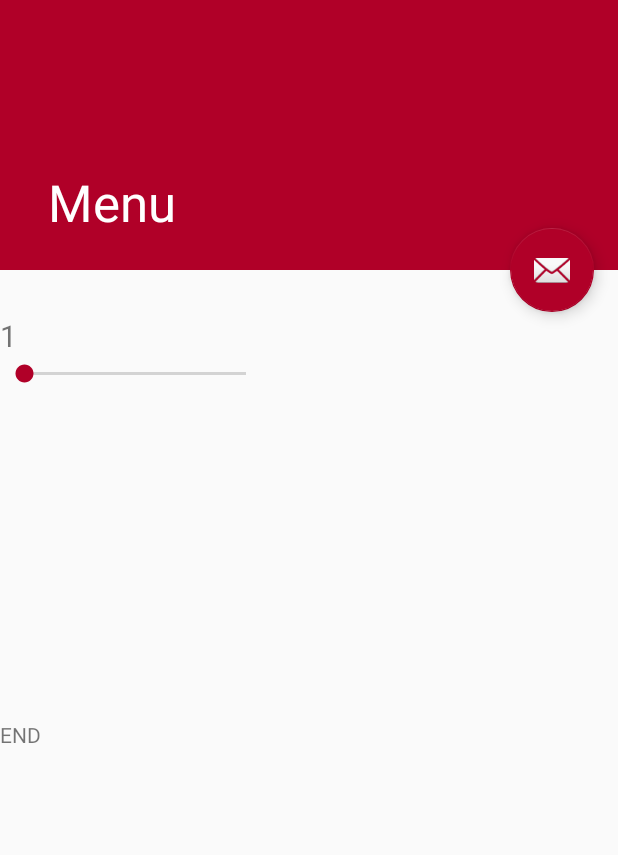
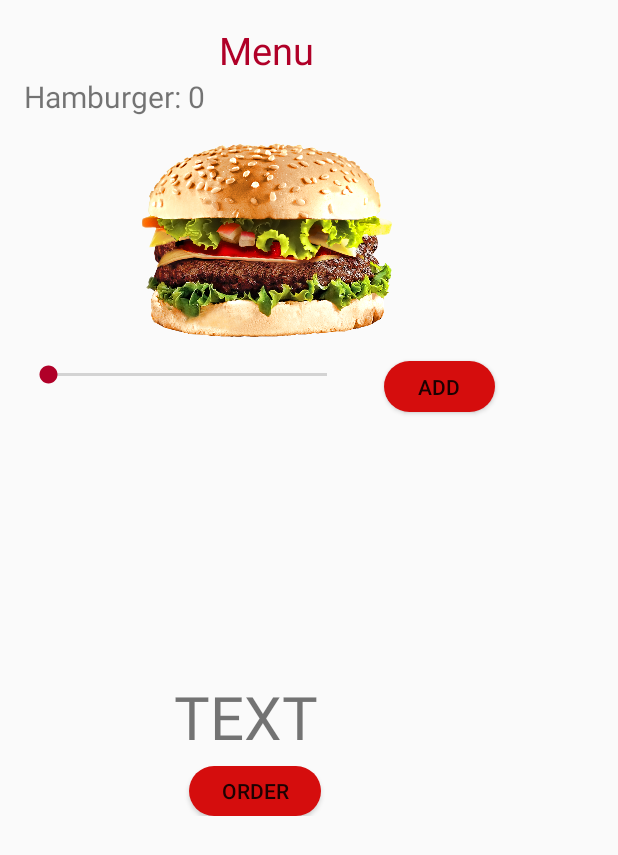
Before and after one commit to Den575/Android-aplikacja, an Android app: the Zamowienie screen opened directly, with no data from a screen before it, on a phone screen of 412 x 824 dp. Shown: the top 855 px of the screen. Run offline under Robolectric (Android 15) with nearby library versions, the phone set to English and light mode, and no system bars.

Commit message:
add Zamowienie activity

```diff
--- a/app/src/main/java/ng/com/obkm/bottomnavviewwithfragments/Qrcam.java
+++ b/app/src/main/java/ng/com/obkm/bottomnavviewwithfragments/Qrcam.java
@@ -131,7 +131,7 @@ public class Qrcam extends AppCompatActivity implements View.OnClickListener {
                                            txtResult.setText(nrstolic);
                                            if(nrstolic.equals("Table number 1 reserved")){
                                                btnNext.setEnabled(true);
-                                               vibrator.vibrate(20);
+                                               vibrator.vibrate(50);
                                            }
                                            else if(nrstolic.equals("Table number 2 reserved")){
                                                btnNext.setEnabled(true);
--- a/app/src/main/java/ng/com/obkm/bottomnavviewwithfragments/Zamowienie.java
+++ b/app/src/main/java/ng/com/obkm/bottomnavviewwithfragments/Zamowienie.java
@@ -1,39 +1,43 @@
 package ng.com.obkm.bottomnavviewwithfragments;
 
+import android.support.v7.app.AppCompatActivity;
 import android.os.Bundle;
-import android.support.design.widget.FloatingActionButton;
-import android.support.design.widget.Snackbar;
-import android.support.v7.app.AppCompatActivity;
-import android.support.v7.widget.Toolbar;
 import android.view.View;
+import android.widget.Button;
 import android.widget.SeekBar;
 import android.widget.TextView;
 
-import static android.os.Build.VERSION_CODES.O;
+public class Zamowienie extends AppCompatActivity implements View.OnClickListener {
 
-public class Zamowienie extends AppCompatActivity {
+    TextView tvhamburger, tvCena;
+    Button btnHamburger, btnOrder;
+    SeekBar sbHamburger;
+    int ilH = 0;
+    int cena =0;
 
-    TextView tv;
-    SeekBar Bar;
-    int illosc = 1;
     @Override
     protected void onCreate(Bundle savedInstanceState) {
         super.onCreate(savedInstanceState);
         setContentView(R.layout.activity_zamowienie);
-        Toolbar toolbar = (Toolbar) findViewById(R.id.toolbar);
-        setSupportActionBar(toolbar);
 
-        tv = (TextView) findViewById(R.id.tv);
-        Bar = (SeekBar) findViewById(R.id.bar);
-        tv.setText(String.valueOf(illosc));
-        Bar.setMax(10);
+        sbHamburger = (SeekBar) findViewById(R.id.sbhamburger);
+        sbHamburger.setMax(5);
 
+        tvhamburger = (TextView) findViewById(R.id.tvhamburder);
+        tvhamburger.setText("Hamburger: 0");
+        tvCena = (TextView) findViewById(R.id.cena);
 
-        Bar.setOnSeekBarChangeListener(new SeekBar.OnSeekBarChangeListener() {
+        btnHamburger = (Button) findViewById(R.id.btnhumburger);
+        btnOrder = (Button) findViewById(R.id.btnOrder);
+
+        btnHamburger.setOnClickListener(this);
+        btnOrder.setOnClickListener(this);
+
+        sbHamburger.setOnSeekBarChangeListener(new SeekBar.OnSeekBarChangeListener() {
             @Override
             public void onProgressChanged(SeekBar seekBar, int i, boolean b) {
-                illosc = i;
-                tv.setText(String.valueOf(illosc));
+                ilH = i;
+                tvhamburger.setText("Hamburger: " + String.valueOf(ilH));
             }
 
             @Override
@@ -46,16 +50,14 @@ public class Zamowienie extends AppCompatActivity {
 
             }
         });
+    }
 
-
-
-        FloatingActionButton fab = (FloatingActionButton) findViewById(R.id.fab);
-        fab.setOnClickListener(new View.OnClickListener() {
-            @Override
-            public void onClick(View view) {
-                Snackbar.make(view, "Replace with your own action", Snackbar.LENGTH_LONG)
-                        .setAction("Action", null).show();
-            }
-        });
+    @Override
+    public void onClick(View view) {
+        switch (view.getId()){
+            case R.id.btnhumburger:
+                cena+=ilH;
+                tvCena.setText(String.valueOf(cena)+"zł");
+        }
     }
 }
--- a/app/src/main/res/layout/activity_zamowienie.xml
+++ b/app/src/main/res/layout/activity_zamowienie.xml
@@ -1,64 +1,81 @@
 <?xml version="1.0" encoding="utf-8"?>
-<android.support.design.widget.CoordinatorLayout xmlns:android="http://schemas.android.com/apk/res/android"
-    xmlns:app="http://schemas.android.com/apk/res-auto"
+<LinearLayout xmlns:android="http://schemas.android.com/apk/res/android"
     xmlns:tools="http://schemas.android.com/tools"
     android:layout_width="match_parent"
     android:layout_height="match_parent"
-    android:fitsSystemWindows="true"
-    tools:context=".Zamowienie">
-
-    <android.support.design.widget.AppBarLayout
-        android:id="@+id/app_bar"
-        android:layout_width="match_parent"
-        android:layout_height="@dimen/app_bar_height"
-        android:fitsSystemWindows="true"
-        android:theme="@style/AppTheme.AppBarOverlay">
-
-        <android.support.design.widget.CollapsingToolbarLayout
-            android:id="@+id/toolbar_layout"
-            android:layout_width="match_parent"
-            android:layout_height="match_parent"
-            android:fitsSystemWindows="true"
-            app:contentScrim="?attr/colorPrimary"
-            app:layout_scrollFlags="scroll|exitUntilCollapsed"
-            app:toolbarId="@+id/toolbar">
-
-            <android.support.v7.widget.Toolbar
-                android:id="@+id/toolbar"
-                android:layout_width="match_parent"
-                android:layout_height="?attr/actionBarSize"
-                app:layout_collapseMode="pin"
-                app:popupTheme="@style/AppTheme.PopupOverlay" />
-
-        </android.support.design.widget.CollapsingToolbarLayout>
-    </android.support.design.widget.AppBarLayout>
-
-    <include layout="@layout/content_zamowienie" />
-
-    <android.support.design.widget.FloatingActionButton
-        android:id="@+id/fab"
+    android:paddingBottom="@dimen/activity_vertical_margin"
+    android:paddingLeft="@dimen/activity_horizontal_margin"
+    android:orientation="vertical"
+    android:paddingRight="@dimen/activity_horizontal_margin"
+    android:paddingTop="@dimen/activity_vertical_margin"
+    tools:context="ng.com.obkm.bottomnavviewwithfragments.Zamowienie">
+    <TextView
         android:layout_width="wrap_content"
         android:layout_height="wrap_content"
-        android:layout_margin="@dimen/fab_margin"
-        app:layout_anchor="@id/app_bar"
-        app:layout_anchorGravity="bottom|end"
-        app:srcCompat="@android:drawable/ic_dialog_email" />
-
-    <TextView
-        android:id="@+id/tv"
-        android:layout_width="wrap_content"
-        android:layout_height="wrap_content"
-        android:layout_marginTop="210dp"
-        android:text="Text"
-        android:textSize="20dp"/>
-
-    <SeekBar
-        android:id="@+id/bar"
-        android:layout_width="180dp"
-        android:layout_height="wrap_content"
-        android:layout_marginTop="240dp"
+        android:text="Menu"
+        android:textSize="25dp"
+        android:layout_marginLeft="130dp"
+        android:textColor="@color/colorPrimary"
         android:textAlignment="center"
         />
 
 
-</android.support.design.widget.CoordinatorLayout>
+    <ScrollView
+        android:layout_width="match_parent"
+        android:layout_height="match_parent"
+        android:id="@+id/scrollView"
+        android:layout_gravity="center_horizontal" >
+        <FrameLayout
+            android:layout_width="match_parent"
+            android:layout_height="match_parent">
+
+            <TextView
+                android:id="@+id/tvhamburder"
+                android:layout_width="match_parent"
+                android:layout_height="wrap_content"
+                android:text="Hamburger"
+                android:textSize="20dp"/>
+
+            <ImageView
+                android:layout_width="186dp"
+                android:layout_height="221dp"
+                android:layout_marginLeft="70dp"
+                android:src="@drawable/zamowienie1" />
+
+            <SeekBar
+                android:id="@+id/sbhamburger"
+                android:layout_width="218dp"
+                android:layout_height="wrap_content"
+                android:layout_marginTop="190dp"
+                android:layout_weight="2" />
+
+            <Button
+                android:layout_width="74dp"
+                android:layout_height="34dp"
+                android:layout_marginLeft="240dp"
+                android:layout_marginTop="190dp"
+                android:background="@drawable/button_round"
+                android:text="Add"
+                android:id="@+id/btnhumburger"/>
+
+            <TextView
+                android:layout_width="wrap_content"
+                android:layout_height="wrap_content"
+                android:layout_marginTop="400dp"
+                android:text="TEXT"
+                android:textSize="40dp"
+                android:layout_marginLeft="100dp"
+                android:id="@+id/cena"/>
+
+            <Button
+                android:id="@+id/btnOrder"
+                android:layout_width="wrap_content"
+                android:layout_height="33dp"
+                android:layout_marginLeft="110dp"
+                android:layout_marginTop="460dp"
+                android:background="@drawable/button_round"
+                android:text="Order" />
+
+        </FrameLayout>
+    </ScrollView>
+</LinearLayout>
--- a/app/src/main/res/values/strings.xml
+++ b/app/src/main/res/values/strings.xml
@@ -1,5 +1,5 @@
 <resources>
-    <string name="app_name">App 1.0.6</string>
+    <string name="app_name">Reserve&gt;Eat</string>
     <string name="title_home">Order</string>
     <string name="title_dashboard">Offers</string>
     <string name="title_notifications">Profile</string>
```
Also changed, not shown: app/src/main/res/drawable/zamowienie1.png (added).
